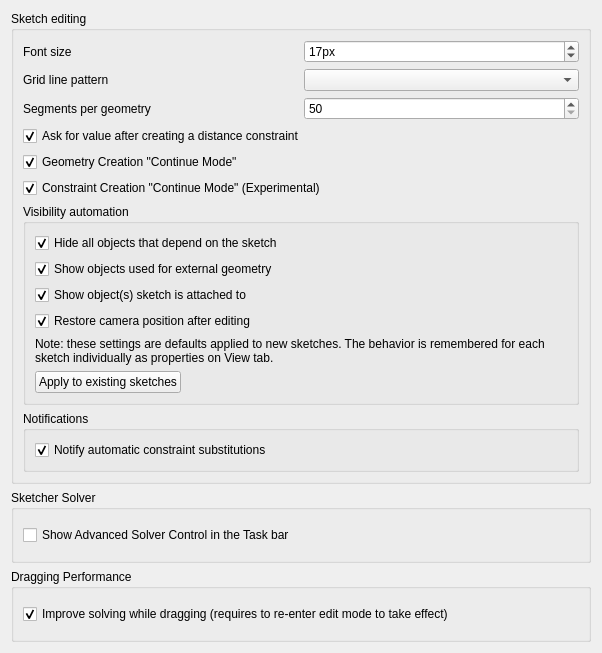
This is src/Mod/Sketcher/Gui/SketcherSettings.ui in berndhahnebach/All_FreeCAD as Qt 5 draws it before an edit. The edited form follows.
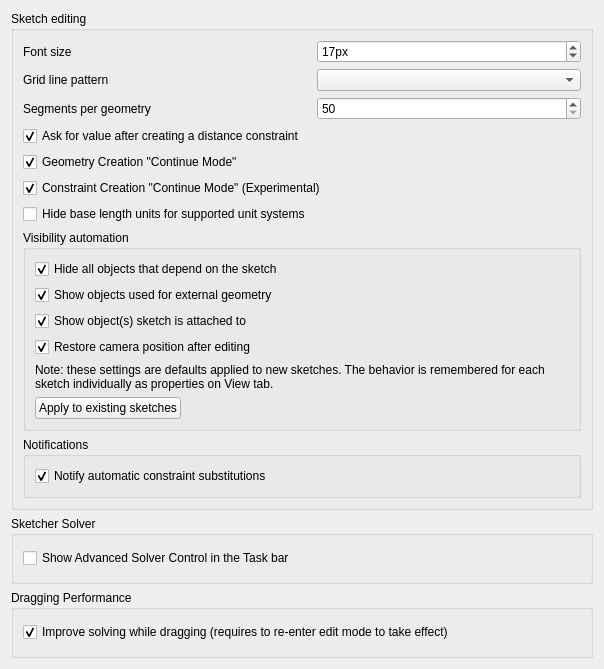
This is the edited form. Custom widgets are drawn as their Qt base class.

Commit message:
Added option to hide units in sketch
Currently not hooked up to anything just yet.

The edit to the form file:
```diff
--- a/src/Mod/Sketcher/Gui/SketcherSettings.ui
+++ b/src/Mod/Sketcher/Gui/SketcherSettings.ui
@@ -6,8 +6,8 @@
    <rect>
     <x>0</x>
     <y>0</y>
-    <width>602</width>
-    <height>653</height>
+    <width>604</width>
+    <height>668</height>
    </rect>
   </property>
   <property name="windowTitle">
@@ -20,6 +20,61 @@
       <string>Sketch editing</string>
      </property>
      <layout class="QGridLayout" name="gridLayout">
+      <item row="8" column="0" colspan="2">
+       <widget class="QGroupBox" name="groupBox_5">
+        <property name="enabled">
+         <bool>true</bool>
+        </property>
+        <property name="sizePolicy">
+         <sizepolicy hsizetype="Expanding" vsizetype="Minimum">
+          <horstretch>0</horstretch>
+          <verstretch>0</verstretch>
+         </sizepolicy>
+        </property>
+        <property name="minimumSize">
+         <size>
+          <width>0</width>
+          <height>0</height>
+         </size>
+        </property>
+        <property name="maximumSize">
+         <size>
+          <width>16777215</width>
+          <height>16777215</height>
+         </size>
+        </property>
+        <property name="baseSize">
+         <size>
+          <width>0</width>
+          <height>0</height>
+         </size>
+        </property>
+        <property name="title">
+         <string>Notifications</string>
+        </property>
+        <layout class="QVBoxLayout" name="verticalLayout_22">
+         <item>
+          <widget class="Gui::PrefCheckBox" name="checkBoxNotifyConstraintSubstitutions">
+           <property name="toolTip">
+            <string>Notify automatic constraint substitutions.</string>
+           </property>
+           <property name="text">
+            <string>Notify automatic constraint substitutions</string>
+           </property>
+           <property name="checked">
+            <bool>true</bool>
+           </property>
+           <property name="prefEntry" stdset="0">
+            <cstring>NotifyConstraintSubstitutions</cstring>
+           </property>
+           <property name="prefPath" stdset="0">
+            <cstring>Mod/Sketcher/General</cstring>
+           </property>
+          </widget>
+         </item>
+        </layout>
+       </widget>
+      </item>
       <item row="0" column="0">
        <widget class="QLabel" name="label_6">
         <property name="minimumSize">
@@ -117,7 +172,7 @@
         </property>
        </widget>
       </item>
-      <item row="6" column="0" colspan="2">
+      <item row="7" column="0" colspan="2">
        <widget class="QGroupBox" name="groupBox_3">
         <property name="enabled">
          <bool>true</bool>
@@ -264,61 +319,6 @@
         </layout>
        </widget>
       </item>
-      <item row="7" column="0" colspan="2">
-       <widget class="QGroupBox" name="groupBox_5">
-        <property name="enabled">
-         <bool>true</bool>
-        </property>
-        <property name="sizePolicy">
-         <sizepolicy hsizetype="Expanding" vsizetype="Minimum">
-          <horstretch>0</horstretch>
-          <verstretch>0</verstretch>
-         </sizepolicy>
-        </property>
-        <property name="minimumSize">
-         <size>
-          <width>0</width>
-          <height>0</height>
-         </size>
-        </property>
-        <property name="maximumSize">
-         <size>
-          <width>16777215</width>
-          <height>16777215</height>
-         </size>
-        </property>
-        <property name="baseSize">
-         <size>
-          <width>0</width>
-          <height>0</height>
-         </size>
-        </property>
-        <property name="title">
-         <string>Notifications</string>
-        </property>
-        <layout class="QVBoxLayout" name="verticalLayout_22">
-         <item>
-          <widget class="Gui::PrefCheckBox" name="checkBoxNotifyConstraintSubstitutions">
-           <property name="toolTip">
-            <string>Notify automatic constraint substitutions.</string>
-           </property>
-           <property name="text">
-            <string>Notify automatic constraint substitutions</string>
-           </property>
-           <property name="checked">
-            <bool>true</bool>
-           </property>
-           <property name="prefEntry" stdset="0">
-            <cstring>NotifyConstraintSubstitutions</cstring>
-           </property>
-           <property name="prefPath" stdset="0">
-            <cstring>Mod/Sketcher/General</cstring>
-           </property>
-          </widget>
-         </item>
-        </layout>
-       </widget>
-      </item>
       <item row="2" column="0">
        <widget class="QLabel" name="label_10">
         <property name="text">
@@ -342,6 +342,22 @@
         </property>
        </widget>
       </item>
+      <item row="6" column="0">
+       <widget class="Gui::PrefCheckBox" name="checkBoxHideUnits">
+        <property name="toolTip">
+         <string>Do not show base length units in sketches. Supports all unit systems except US Customary and Building US/Euro.</string>
+        </property>
+        <property name="text">
+         <string>Hide base length units for supported unit systems</string>
+        </property>
+        <property name="prefEntry" stdset="0">
+         <cstring>HideUnits</cstring>
+        </property>
+        <property name="prefPath" stdset="0">
+         <cstring>Mod/Sketcher</cstring>
+        </property>
+       </widget>
+      </item>
      </layout>
     </widget>
    </item>
```
The commit also changes 1 other file.
